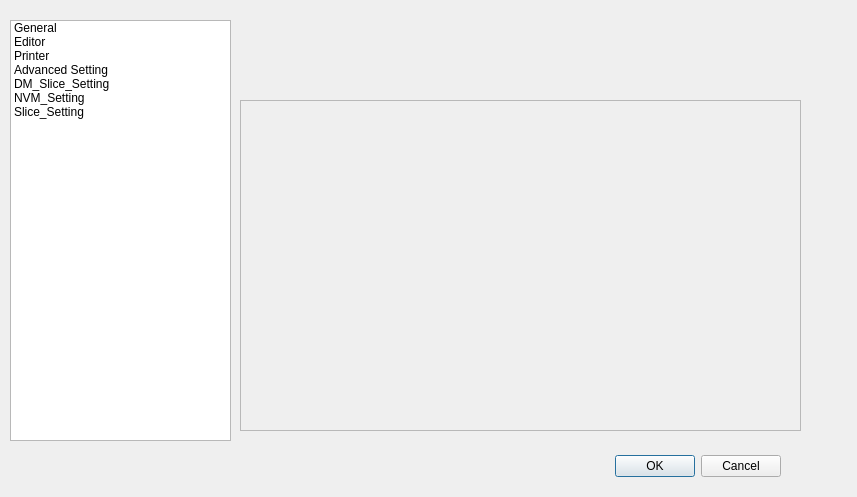
This is bcpware/src/bcpware/ui/setting_UI.ui in peterstoneee/BCPware_skt as Qt 5 draws it before an edit. The edited form follows.
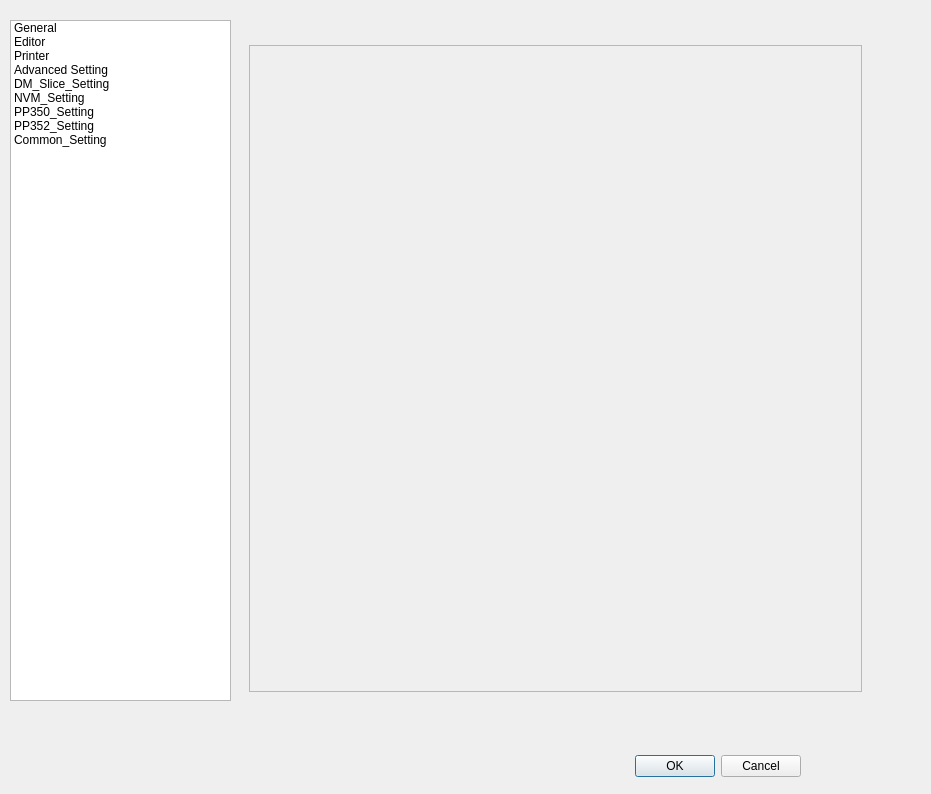
This is the edited form. The open tabs and pages were chosen to show the change. Icons and pictures are not drawn.

Commit message: create pp350/pp352/common setting page

Diff of the .ui file:
```diff
--- a/bcpware/src/bcpware/ui/setting_UI.ui
+++ b/bcpware/src/bcpware/ui/setting_UI.ui
@@ -6,8 +6,8 @@
    <rect>
     <x>0</x>
     <y>0</y>
-    <width>857</width>
-    <height>497</height>
+    <width>931</width>
+    <height>794</height>
    </rect>
   </property>
   <property name="sizePolicy">
@@ -22,8 +22,8 @@
   <widget class="QDialogButtonBox" name="buttonBox">
    <property name="geometry">
     <rect>
-     <x>440</x>
-     <y>450</y>
+     <x>460</x>
+     <y>750</y>
      <width>341</width>
      <height>32</height>
     </rect>
@@ -44,11 +44,36 @@
      <x>10</x>
      <y>20</y>
      <width>221</width>
-     <height>421</height>
+     <height>681</height>
     </rect>
    </property>
    <property name="styleSheet">
-    <string notr="true">font: 75 9pt &quot;Arial&quot;;</string>
+    <string notr="true">
+QListView {
+    show-decoration-selected: 1;
+}
+QListView::item:alternate {
+    background: #EEEEEE;
+}
+
+QListView::item:selected {
+    border: 1px solid #6a6ea9;
+}
+
+QListView::item:selected:!active {
+    background: qlineargradient(x1: 0, y1: 0, x2: 0, y2: 1,
+                                stop: 0 #ABAFE5, stop: 1 #8588B2);
+}
+
+QListView::item:selected:active {
+    background: qlineargradient(x1: 0, y1: 0, x2: 0, y2: 1,
+                                stop: 0 #6a6ea9, stop: 1 #888dd9);
+}
+
+QListView::item:hover {
+    background: qlineargradient(x1: 0, y1: 0, x2: 0, y2: 1,
+                                stop: 0 #FAFBFE, stop: 1 #DCDEF1);
+}</string>
    </property>
    <item>
     <property name="text">
@@ -82,7 +107,17 @@
    </item>
    <item>
     <property name="text">
-     <string>Slice_Setting</string>
+     <string>PP350_Setting</string>
+    </property>
+   </item>
+   <item>
+    <property name="text">
+     <string>PP352_Setting</string>
+    </property>
+   </item>
+   <item>
+    <property name="text">
+     <string>Common_Setting</string>
     </property>
    </item>
   </widget>
@@ -91,8 +126,8 @@
     <rect>
      <x>240</x>
      <y>20</y>
-     <width>561</width>
-     <height>411</height>
+     <width>631</width>
+     <height>681</height>
     </rect>
    </property>
    <property name="currentIndex">
@@ -4606,29 +4641,54 @@
     </widget>
    </widget>
    <widget class="QWidget" name="NVMPage">
-    <widget class="QScrollArea" name="scrollArea_3">
-     <property name="geometry">
-      <rect>
-       <x>0</x>
-       <y>80</y>
-       <width>561</width>
-       <height>331</height>
-      </rect>
-     </property>
-     <property name="widgetResizable">
-      <bool>true</bool>
-     </property>
-     <widget class="QWidget" name="scrollAreaWidgetContents_2">
-      <property name="geometry">
-       <rect>
-        <x>0</x>
-        <y>0</y>
-        <width>559</width>
-        <height>329</height>
-       </rect>
-      </property>
-     </widget>
-    </widget>
+    <layout class="QGridLayout" name="gridLayout_7">
+     <item row="2" column="0">
+      <widget class="QScrollArea" name="scrollArea_3">
+       <property name="widgetResizable">
+        <bool>true</bool>
+       </property>
+       <widget class="QWidget" name="scrollAreaWidgetContents_2">
+        <property name="geometry">
+         <rect>
+          <x>0</x>
+          <y>0</y>
+          <width>607</width>
+          <height>623</height>
+         </rect>
+        </property>
+       </widget>
+      </widget>
+     </item>
+     <item row="0" column="0">
+      <widget class="QFrame" name="nvmButtonFrame">
+       <property name="frameShape">
+        <enum>QFrame::NoFrame</enum>
+       </property>
+       <property name="frameShadow">
+        <enum>QFrame::Plain</enum>
+       </property>
+       <property name="lineWidth">
+        <number>0</number>
+       </property>
+      </widget>
+     </item>
+     <item row="1" column="0">
+      <spacer name="verticalSpacer_6">
+       <property name="orientation">
+        <enum>Qt::Vertical</enum>
+       </property>
+       <property name="sizeType">
+        <enum>QSizePolicy::Minimum</enum>
+       </property>
+       <property name="sizeHint" stdset="0">
+        <size>
+         <width>20</width>
+         <height>10</height>
+        </size>
+       </property>
+      </spacer>
+     </item>
+    </layout>
    </widget>
    <widget class="QWidget" name="page">
     <widget class="QScrollArea" name="scrollArea_4">
```
Left out of the diff: 166 changed lines with no effect on the pictures. The commit also changes 15 other files.
